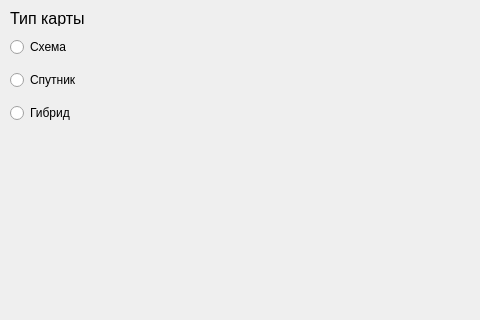
Old version of the form source/ui/MainWindow.ui in the repository git-gud-casual/maps_api; both pictures show x 0 to 480 and y 0 to 320 of the 800 by 490 pixel window.
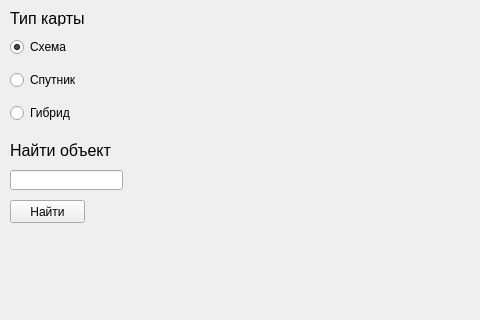
New version of the form.

```diff
--- a/source/ui/MainWindow.ui
+++ b/source/ui/MainWindow.ui
@@ -97,6 +97,61 @@
      <string>Тип карты</string>
     </property>
    </widget>
+   <widget class="QLineEdit" name="input_object">
+    <property name="geometry">
+     <rect>
+      <x>10</x>
+      <y>170</y>
+      <width>113</width>
+      <height>20</height>
+     </rect>
+    </property>
+   </widget>
+   <widget class="QLabel" name="input_object_text">
+    <property name="geometry">
+     <rect>
+      <x>10</x>
+      <y>140</y>
+      <width>101</width>
+      <height>21</height>
+     </rect>
+    </property>
+    <property name="font">
+     <font>
+      <family>Segoe UI</family>
+      <pointsize>12</pointsize>
+     </font>
+    </property>
+    <property name="text">
+     <string>Найти объект</string>
+    </property>
+   </widget>
+   <widget class="QPushButton" name="find_object_but">
+    <property name="geometry">
+     <rect>
+      <x>10</x>
+      <y>200</y>
+      <width>75</width>
+      <height>23</height>
+     </rect>
+    </property>
+    <property name="text">
+     <string>Найти</string>
+    </property>
+   </widget>
+   <widget class="QLabel" name="find_object_status">
+    <property name="geometry">
+     <rect>
+      <x>10</x>
+      <y>230</y>
+      <width>121</width>
+      <height>21</height>
+     </rect>
+    </property>
+    <property name="text">
+     <string/>
+    </property>
+   </widget>
    <widget class="QWidget" name="">
     <property name="geometry">
      <rect>
@@ -109,9 +164,15 @@
     <layout class="QVBoxLayout" name="verticalLayout">
      <item>
       <widget class="QRadioButton" name="map_but">
+       <property name="enabled">
+        <bool>true</bool>
+       </property>
        <property name="text">
         <string>Схема</string>
        </property>
+       <property name="checked">
+        <bool>true</bool>
+       </property>
        <attribute name="buttonGroup">
         <string notr="true">l_param_but_group</string>
        </attribute>
```
